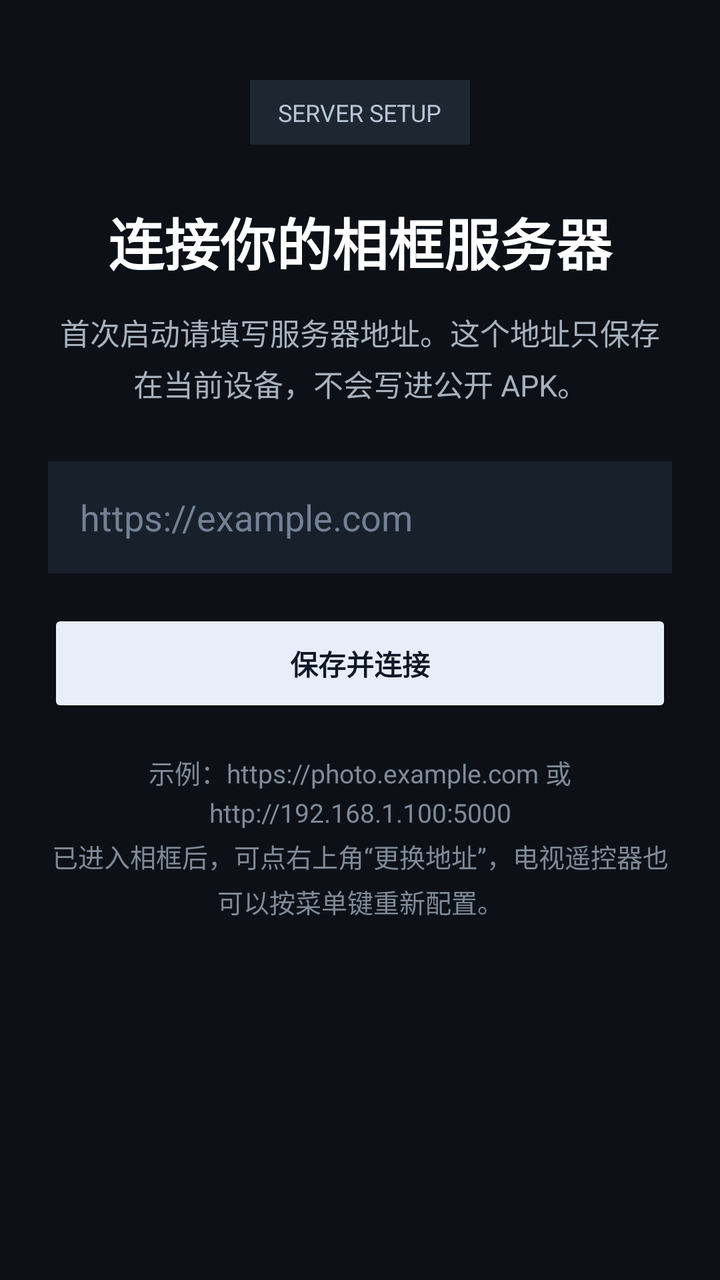
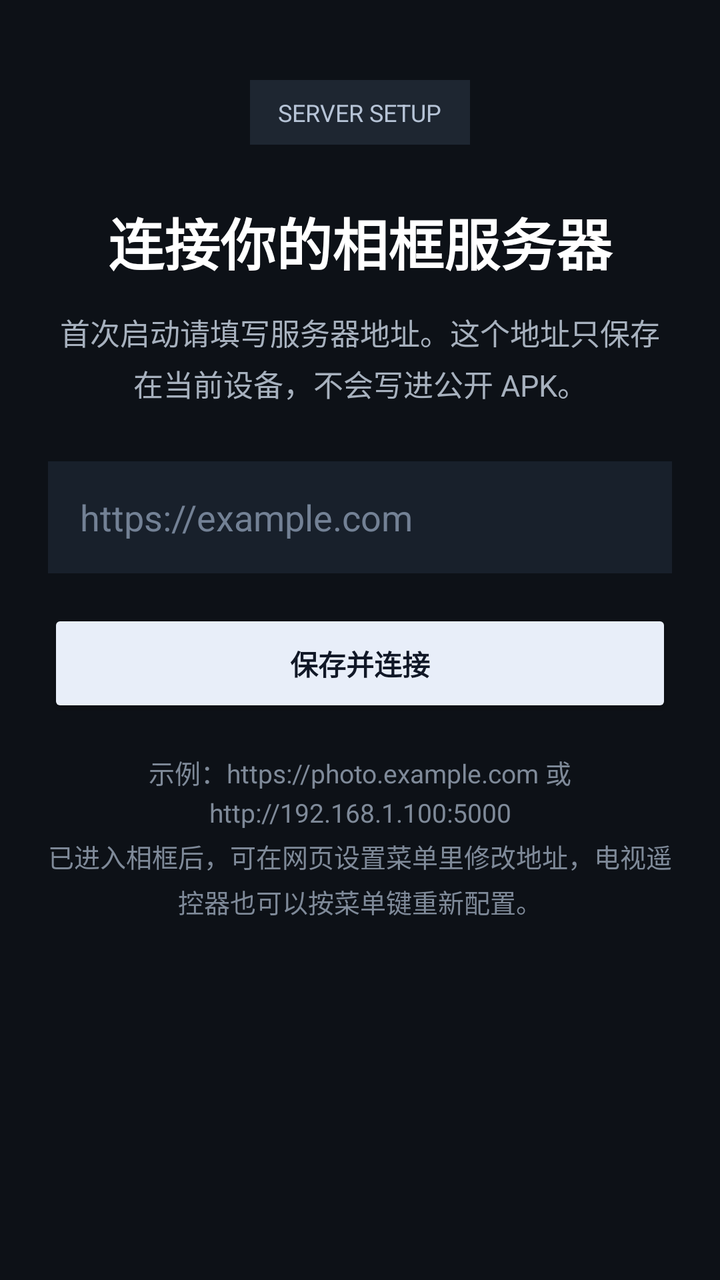

The first picture is an Android layout as it rendered before a commit; the second is the same layout after the commit. The layout source and the unified diff follow.
<!-- AndroidManifest.xml: application theme Theme.AppCompat.NoActionBar -->
<!-- res/layout/activity_main.xml -->
<?xml version="1.0" encoding="utf-8"?>
<FrameLayout xmlns:android="http://schemas.android.com/apk/res/android"
    android:id="@+id/root_container"
    android:layout_width="match_parent"
    android:layout_height="match_parent"
    android:background="#0D1117">

    <WebView
        android:id="@+id/web_view"
        android:layout_width="match_parent"
        android:layout_height="match_parent"
        android:visibility="gone" />

    <ScrollView
        android:id="@+id/server_setup_container"
        android:layout_width="match_parent"
        android:layout_height="match_parent"
        android:fillViewport="true"
        android:background="#0D1117">

        <LinearLayout
            android:layout_width="match_parent"
            android:layout_height="wrap_content"
            android:gravity="center_horizontal"
            android:orientation="vertical"
            android:paddingStart="24dp"
            android:paddingTop="40dp"
            android:paddingEnd="24dp"
            android:paddingBottom="28dp">

            <TextView
                android:id="@+id/server_setup_badge"
                android:layout_width="wrap_content"
                android:layout_height="wrap_content"
                android:background="#1E2631"
                android:paddingStart="14dp"
                android:paddingTop="8dp"
                android:paddingEnd="14dp"
                android:paddingBottom="8dp"
                android:text="@string/server_setup_badge"
                android:textAllCaps="true"
                android:textColor="#B6C3D6"
                android:textSize="12sp" />

            <TextView
                android:id="@+id/server_setup_title"
                android:layout_width="match_parent"
                android:layout_height="wrap_content"
                android:layout_marginTop="28dp"
                android:gravity="center"
                android:text="@string/server_setup_title"
                android:textColor="#FFFFFF"
                android:textSize="28sp"
                android:textStyle="bold" />

            <TextView
                android:id="@+id/server_setup_subtitle"
                android:layout_width="match_parent"
                android:layout_height="wrap_content"
                android:layout_marginTop="14dp"
                android:gravity="center"
                android:lineSpacingExtra="4dp"
                android:text="@string/server_setup_subtitle"
                android:textColor="#A7B1BE"
                android:textSize="15sp" />

            <EditText
                android:id="@+id/server_url_input"
                android:layout_width="match_parent"
                android:layout_height="wrap_content"
                android:layout_marginTop="28dp"
                android:background="#18202B"
                android:hint="@string/server_setup_hint"
                android:imeOptions="actionDone"
                android:inputType="textUri"
                android:maxLines="1"
                android:minHeight="56dp"
                android:paddingStart="16dp"
                android:paddingTop="14dp"
                android:paddingEnd="16dp"
                android:paddingBottom="14dp"
                android:textColor="#FFFFFF"
                android:textColorHint="#738195" />

            <TextView
                android:id="@+id/server_status_text"
                android:layout_width="match_parent"
                android:layout_height="wrap_content"
                android:layout_marginTop="14dp"
                android:gravity="center"
                android:lineSpacingExtra="4dp"
                android:textColor="#FFB4B4"
                android:textSize="14sp"
                android:visibility="gone" />

            <Button
                android:id="@+id/save_server_button"
                android:layout_width="match_parent"
                android:layout_height="wrap_content"
                android:layout_marginTop="18dp"
                android:backgroundTint="#E8EEF9"
                android:minHeight="54dp"
                android:text="@string/server_setup_save"
                android:textAllCaps="false"
                android:textColor="#111827"
                android:textStyle="bold" />

            <TextView
                android:id="@+id/server_setup_footer"
                android:layout_width="match_parent"
                android:layout_height="wrap_content"
                android:layout_marginTop="18dp"
                android:gravity="center"
                android:lineSpacingExtra="4dp"
                android:text="@string/server_setup_footer"
                android:textColor="#7F8A99"
                android:textSize="13sp" />
        </LinearLayout>
    </ScrollView>

    <Button
        android:id="@+id/change_server_button"
        android:layout_width="wrap_content"
        android:layout_height="wrap_content"
        android:layout_gravity="top|end"
        android:layout_margin="16dp"
        android:backgroundTint="#AA111827"
        android:minHeight="44dp"
        android:paddingStart="16dp"
        android:paddingEnd="16dp"
        android:text="@string/change_server"
        android:textAllCaps="false"
        android:textColor="#FFFFFF"
        android:visibility="gone" />

</FrameLayout>
<!-- resources referenced by this layout -->
<resources>
  <string name="change_server">更换地址</string>
  <string name="server_setup_badge">Server Setup</string>
  <string name="server_setup_footer">示例：https://photo.example.com 或 http://192.168.1.100:5000\n已进入相框后，可点右上角“更换地址”，电视遥控器也可以按菜单键重新配置。</string>
  <string name="server_setup_hint">https://example.com</string>
  <string name="server_setup_save">保存并连接</string>
  <string name="server_setup_subtitle">首次启动请填写服务器地址。这个地址只保存在当前设备，不会写进公开 APK。</string>
  <string name="server_setup_title">连接你的相框服务器</string>
</resources>

<!-- the commit's change to res/layout/activity_main.xml (unified diff, before → after) -->
@@ -117,20 +117,4 @@
                 android:textSize="13sp" />
         </LinearLayout>
     </ScrollView>
-
-    <Button
-        android:id="@+id/change_server_button"
-        android:layout_width="wrap_content"
-        android:layout_height="wrap_content"
-        android:layout_gravity="top|end"
-        android:layout_margin="16dp"
-        android:backgroundTint="#AA111827"
-        android:minHeight="44dp"
-        android:paddingStart="16dp"
-        android:paddingEnd="16dp"
-        android:text="@string/change_server"
-        android:textAllCaps="false"
-        android:textColor="#FFFFFF"
-        android:visibility="gone" />
-
 </FrameLayout>
<!-- resource entries referenced after the edit -->
@@ -1,8 +1,7 @@
 <!-- resources referenced by this layout -->
 <resources>
-  <string name="change_server">更换地址</string>
   <string name="server_setup_badge">Server Setup</string>
-  <string name="server_setup_footer">示例：https://photo.example.com 或 http://192.168.1.100:5000\n已进入相框后，可点右上角“更换地址”，电视遥控器也可以按菜单键重新配置。</string>
+  <string name="server_setup_footer">示例：https://photo.example.com 或 http://192.168.1.100:5000\n已进入相框后，可在网页设置菜单里修改地址，电视遥控器也可以按菜单键重新配置。</string>
   <string name="server_setup_hint">https://example.com</string>
   <string name="server_setup_save">保存并连接</string>
   <string name="server_setup_subtitle">首次启动请填写服务器地址。这个地址只保存在当前设备，不会写进公开 APK。</string>
